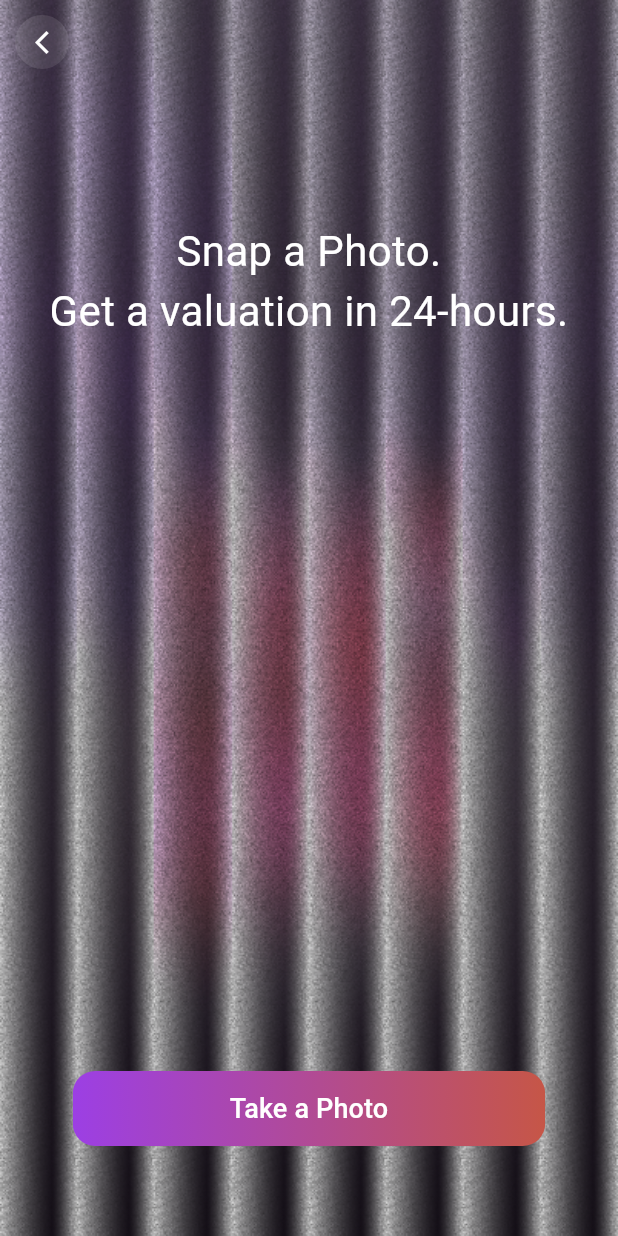
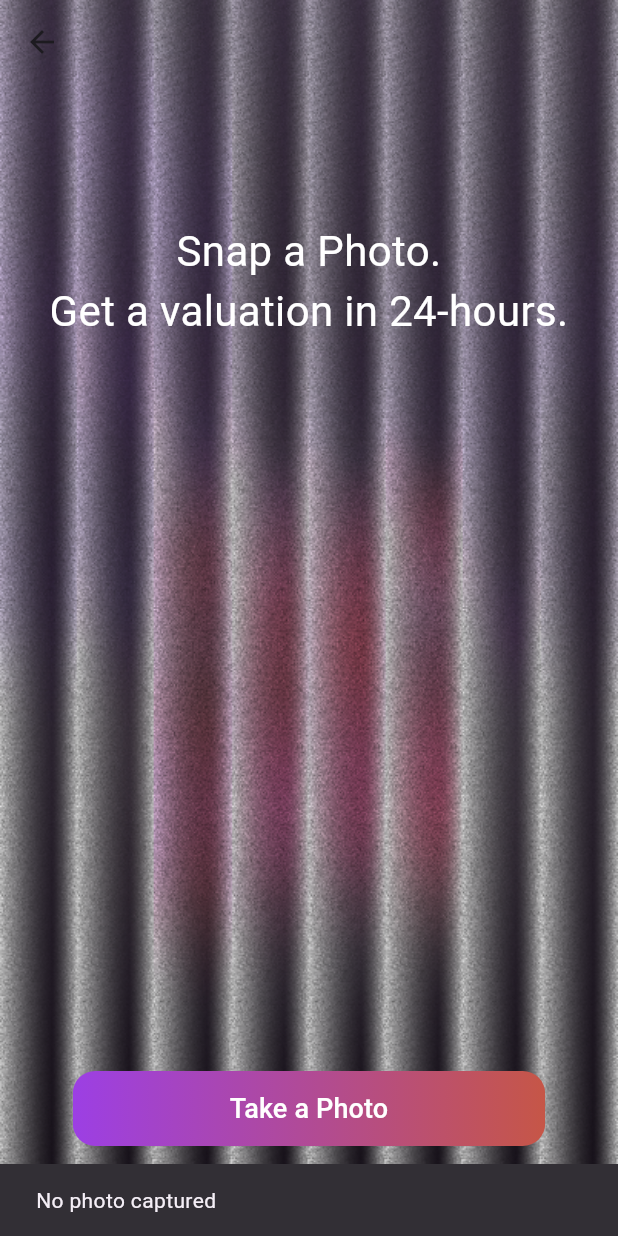
Before and after one commit to Troy08/erent_flutter, a Flutter app: the ScanScreen screen opened directly, after a tap on "Take a Photo", on a phone screen of 412 x 824 dp. Run offline on Flutter 3.47's test engine with Material 3 defaults, Android fonts, the phone set to English and light mode, and no system bars; our stand-ins replace fl_chart, image_picker.

Commit message:
routes and capture a photo functionality added

```diff
--- a/lib/screens/leasedetail/sublease/sublease_screen.dart
+++ b/lib/screens/leasedetail/sublease/sublease_screen.dart
@@ -215,6 +215,7 @@ class _SubLeaseScreenState extends State<SubLeaseScreen> {
                                   ),
                                 ),
                               );
+                              Navigator.pushNamed(context, "/orderConfirmation");
                             }
                           : null,
                       style: ElevatedButton.styleFrom(
--- a/lib/screens/scan/scan_screen.dart
+++ b/lib/screens/scan/scan_screen.dart
@@ -1,42 +1,44 @@
 import 'package:flutter/material.dart';
+import 'package:image_picker/image_picker.dart';
 
 class ScanScreen extends StatelessWidget {
   const ScanScreen({super.key});
 
   Future<void> _takePhoto(BuildContext context) async {
-    // Stubbed function since image_picker is removed
-    // For now, just navigate directly without picking an image
-    Navigator.pushNamed(
-      context,
-      '/scanning',
-      arguments: "dummy_photo_path.jpg", // placeholder
-    );
+    final ImagePicker picker = ImagePicker();
+
+    try {
+      // Open the camera
+      final XFile? photo = await picker.pickImage(source: ImageSource.camera);
+
+      if (photo != null) {
+        // Navigate to scanning screen with the photo path
+        Navigator.pushNamed(
+          context,
+          '/scanning',
+          arguments: photo.path,
+        );
+      } else {
+        // User cancelled
+        ScaffoldMessenger.of(context).showSnackBar(
+          const SnackBar(content: Text('No photo captured')),
+        );
+      }
+    } catch (e) {
+      ScaffoldMessenger.of(context).showSnackBar(
+        SnackBar(content: Text('Error: $e')),
+      );
+    }
   }
 
   @override
   Widget build(BuildContext context) {
     return Scaffold(
-      extendBodyBehindAppBar: true, // background flows behind AppBar
+      extendBodyBehindAppBar: true,
       appBar: AppBar(
         backgroundColor: Colors.transparent,
         elevation: 0,
-        leading: Center(
-          // ensures vertical centering
-          child: Container(
-            width: 36,
-            height: 36,
-            decoration: BoxDecoration(
-              color: Colors.white.withOpacity(0.1), // subtle background
-              shape: BoxShape.circle,
-            ),
-            child: IconButton(
-              padding: EdgeInsets.zero, // removes internal padding
-              icon: const Icon(Icons.arrow_back_ios_new,
-                  color: Colors.white, size: 18),
-              onPressed: () => Navigator.pop(context),
-            ),
-          ),
-        ),
+        leading: null,
       ),
 
       body: Stack(
@@ -82,7 +84,7 @@ class ScanScreen extends StatelessWidget {
           Positioned(
             left: 0,
             right: 0,
-            bottom: 60, // margin from bottom
+            bottom: 60,
             child: Center(
               child: SizedBox(
                 width: 315,
@@ -108,7 +110,7 @@ class _TakePhotoButton extends StatelessWidget {
     return ElevatedButton(
       onPressed: onPressed,
       style: ElevatedButton.styleFrom(
-        padding: EdgeInsets.zero, // remove extra padding
+        padding: EdgeInsets.zero,
         shape: RoundedRectangleBorder(
           borderRadius: BorderRadius.circular(15),
         ),
@@ -125,7 +127,7 @@ class _TakePhotoButton extends StatelessWidget {
         child: Container(
           alignment: Alignment.center,
           width: double.infinity,
-          height: double.infinity, // fill the SizedBox height
+          height: double.infinity,
           child: const Text(
             "Take a Photo",
             style: TextStyle(
--- a/pubspec.yaml
+++ b/pubspec.yaml
@@ -30,8 +30,9 @@ environment:
 dependencies:
   flutter:
     sdk: flutter
-  #image_picker: ^1.1.2
+  image_picker: ^1.1.2
   fl_chart: ^1.1.1
+
 
   # The following adds the Cupertino Icons font to your application.
   # Use with the CupertinoIcons class for iOS style icons.
```
Also changed, not shown: lib/main.dart (+7 -1 lines), lib/screens/home/home_screen.dart (+44 -46 lines), lib/screens/leasedetail/detailpage/detailpage_screen.dart (+2 -6 lines), lib/screens/leasedetail/leasebuyout/leasebuyout_screen.dart (+69 -42 lines), lib/screens/leasedetail/leasedetail_screen.dart (+1 -17 lines), lib/screens/profile/profile_screen.dart (+1 -16 lines), pubspec.lock, 11 other files.
